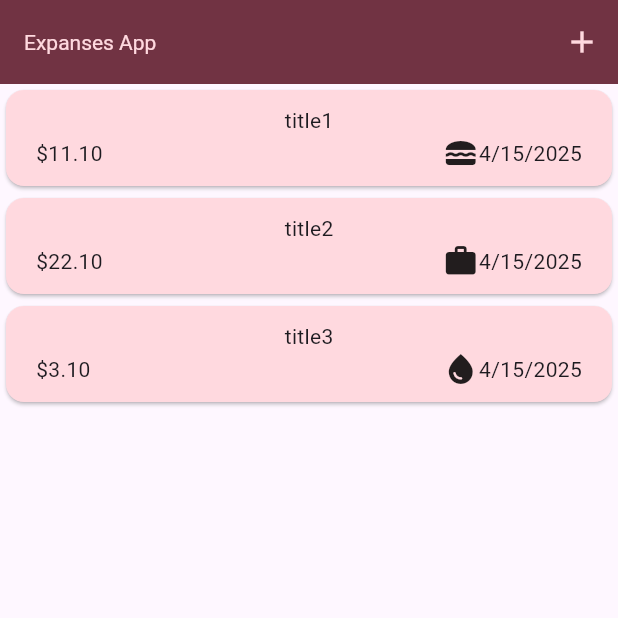
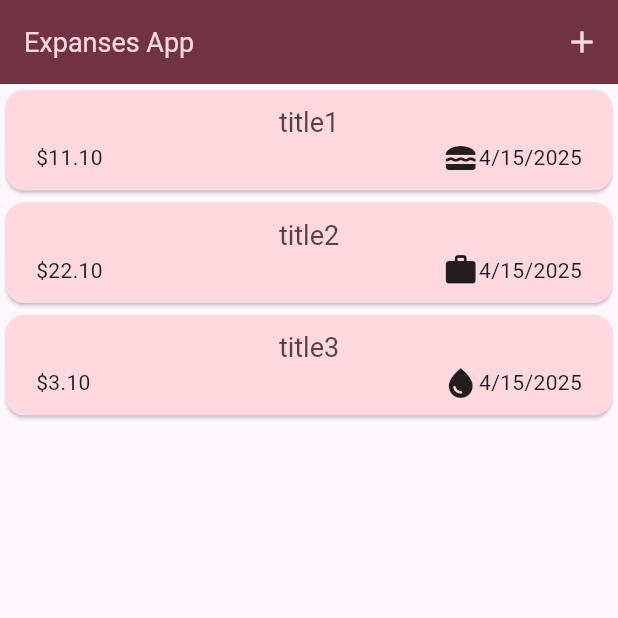
Before and after one commit to engIbrahemQruea/expenses, a Flutter app: the screen it shows after launch, on a phone screen of 412 x 824 dp, the top half of it. Run offline on Flutter 3.47's test engine with Material 3 defaults, Android fonts, the phone set to English and light mode, and no system bars.

Commit message:
applay theme

```diff
--- a/lib/main.dart
+++ b/lib/main.dart
@@ -36,7 +36,7 @@ class MyApp extends StatelessWidget {
               titleLarge: TextStyle(
                 fontWeight: FontWeight.normal,
                 color: myColorScheme2.onSecondaryContainer,
-                fontSize: 14,
+                fontSize: 18,
               ),
             ),
       ),
--- a/lib/widgets/expanse_item.dart
+++ b/lib/widgets/expanse_item.dart
@@ -19,7 +19,10 @@ class ExpanseItems extends StatelessWidget {
         padding: const EdgeInsets.symmetric(horizontal: 20, vertical: 10),
         child: Column(
           children: [
-            Text(expanseModelItem.title),
+            Text(
+              expanseModelItem.title,
+              style: Theme.of(context).textTheme.titleLarge,
+            ),
             Row(
               children: [
                 Text(
--- a/lib/widgets/expanse_list_view.dart
+++ b/lib/widgets/expanse_list_view.dart
@@ -21,6 +21,12 @@ class ExpanseListView extends StatelessWidget {
     return ListView.builder(
       itemCount: expanseModel.length,
       itemBuilder: (context, index) => Dismissible(
+        background: Container(
+          color: Theme.of(context).colorScheme.error.withOpacity(0.7),
+          // margin: EdgeInsets.symmetric(
+          //   horizontal: Theme.of(context).cardTheme.margin!.horizontal,
+          // ),
+        ),
         key: ValueKey(expanseModel[index]),
         onDismissed: (direction) => onRemoveExpanse(expanseModel[index]),
         child: ExpanseItems(
```
